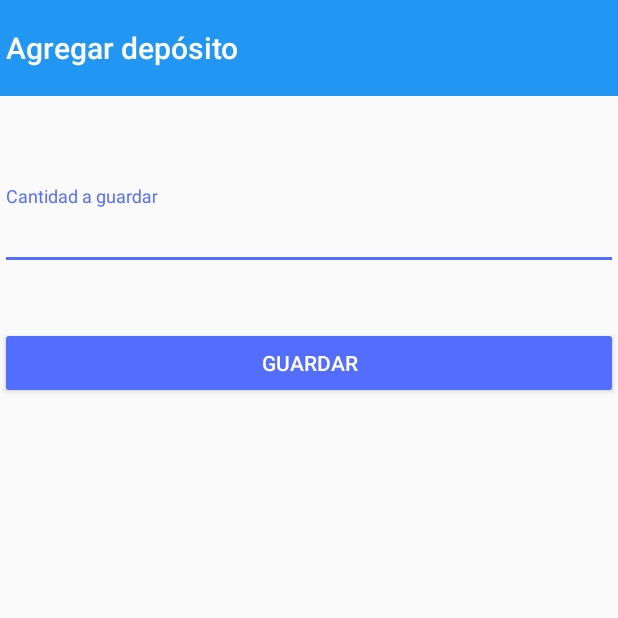
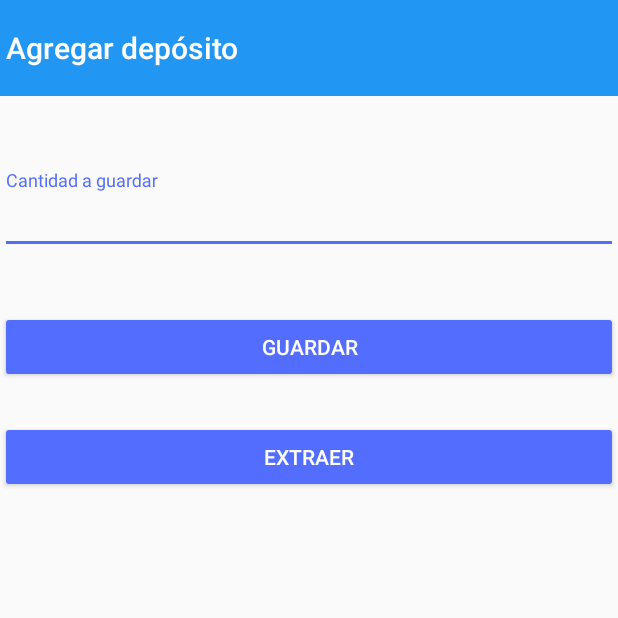
Before and after one commit to manueltorrez/android-app-guardalo, an Android app: the AddDeposit screen opened directly, with no data from a screen before it, on a phone screen of 412 x 824 dp, the top half of it. Run offline under Robolectric (Android 15) with nearby library versions, the phone set to English and light mode, and no system bars; our stand-ins replace Firebase (no records; nobody signed in at launch, a user with empty details on screens opened directly).

Commit message:
Delete option added

```diff
--- a/Guardalo/app/src/main/AndroidManifest.xml
+++ b/Guardalo/app/src/main/AndroidManifest.xml
@@ -22,6 +22,11 @@
             </intent-filter>
         </activity>
         <activity android:name=".UI.activities.AddDeposit"></activity>
+
+        <!--
+            Defining Services
+        -->
+
     </application>
 
 </manifest>
--- a/Guardalo/app/src/main/java/com/gangofseven/labs/app/guardalo/UI/activities/MainActivity.java
+++ b/Guardalo/app/src/main/java/com/gangofseven/labs/app/guardalo/UI/activities/MainActivity.java
@@ -13,6 +13,7 @@ import android.support.v7.widget.Toolbar;
 import android.util.Log;
 import android.view.Menu;
 import android.view.MenuItem;
+import android.view.MotionEvent;
 import android.view.View;
 import android.widget.Button;
 import android.widget.TextView;
@@ -34,7 +35,7 @@ import java.util.Date;
 
 import jp.wasabeef.recyclerview.adapters.AlphaInAnimationAdapter;
 
-public class MainActivity extends AppCompatActivity {
+public class MainActivity extends AppCompatActivity{
 
     private RecyclerView mRecyclerView;
 
@@ -64,6 +65,7 @@ public class MainActivity extends AppCompatActivity {
 
         LinearLayoutManager linearLayoutManager = new LinearLayoutManager(getApplicationContext());
         mRecyclerView = (RecyclerView) findViewById(R.id.list);
+
         mRecyclerView.setHasFixedSize(true);
         mRecyclerView.setLayoutManager(linearLayoutManager);
         mRecyclerView.setAdapter(new AdapterProgress());
@@ -135,6 +137,7 @@ public class MainActivity extends AppCompatActivity {
                 viewHolder.today.setText(depositModel.getToday());
 
 
+
 /*
 
                 // open activity to edit
--- a/Guardalo/app/src/main/res/layout/activity_add_deposit.xml
+++ b/Guardalo/app/src/main/res/layout/activity_add_deposit.xml
@@ -22,7 +22,7 @@
     <android.support.design.widget.TextInputLayout
         android:layout_width="match_parent"
         android:layout_height="wrap_content"
-        android:layout_marginTop="60dp"
+        android:layout_marginTop="49dp"
         android:layout_below="@+id/toolbar"
         android:layout_alignParentLeft="true"
         android:layout_alignParentStart="true">
@@ -41,8 +41,18 @@
             android:layout_below="@+id/textInputLayout"
             android:layout_alignParentLeft="true"
             android:layout_alignParentStart="true"
-            android:layout_weight="1"
             style="@style/Widget.AppCompat.Button.Colored"/>
+
+        <Button
+            android:text="@string/delete"
+            android:layout_width="match_parent"
+            android:id="@+id/delete"
+            android:layout_marginTop="25dp"
+            android:layout_below="@+id/textInputLayout"
+            android:layout_alignParentLeft="true"
+            android:layout_alignParentStart="true"
+            style="@style/Widget.AppCompat.Button.Colored"
+            android:layout_height="wrap_content" />
     </android.support.design.widget.TextInputLayout>
 
 </RelativeLayout>
--- a/Guardalo/app/src/main/res/values/strings.xml
+++ b/Guardalo/app/src/main/res/values/strings.xml
@@ -7,4 +7,5 @@
     <string name="deposit_amount">Cantidad a guardar</string>
     <string name="deposit_date">Deposit date</string>
     <string name="add">Guardar</string>
+    <string name="delete">Extraer</string>
 </resources>
```
Also changed, not shown: Guardalo/app/src/main/java/com/gangofseven/labs/app/guardalo/UI/activities/AddDeposit.java (+49 -0 lines).
